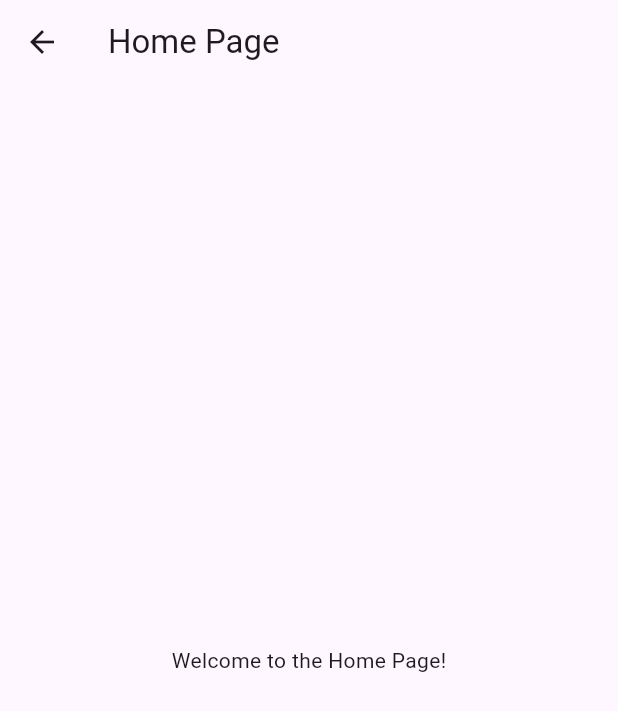
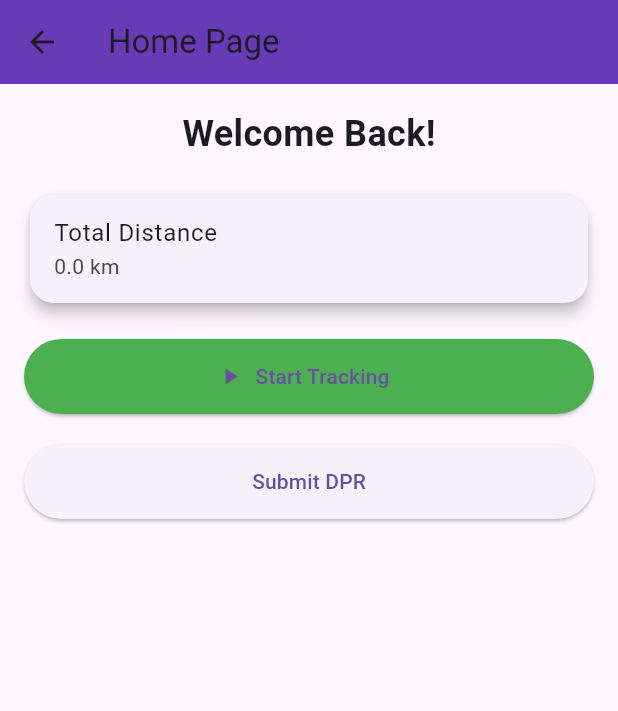
Before and after one commit to venkateshpatil19/Dhanshree-Constro-Solutions, a Flutter app: the HomePage screen opened directly, on a phone screen of 412 x 824 dp. Shown: the top 711 px of the screen. Run offline on Flutter 3.47's test engine with Material 3 defaults, Android fonts, the phone set to English and light mode, and no system bars; our stand-ins replace geolocator, supabase_flutter; accounts and stored records are empty.

Commit message:
Day 8: Final of Day 8

```diff
--- a/lib/home_page.dart
+++ b/lib/home_page.dart
@@ -1,16 +1,73 @@
 import 'package:flutter/material.dart';
+import 'package:location_module/location_service_controller.dart';
 
-class HomePage extends StatelessWidget {
+class HomePage extends StatefulWidget {
   const HomePage({super.key});
+
+  @override
+  State<HomePage> createState() => _HomePageState();
+}
+
+class _HomePageState extends State<HomePage> {
+  bool isTracking = false;
+  final LocationServiceController _locationService = LocationServiceController();
+
+  void _toggleTracking() {
+    setState(() {
+      isTracking = !isTracking;
+    });
+
+    if (isTracking) {
+      _locationService.startTracking();
+    } else {
+      _locationService.stopTracking();
+    }
+  }
 
   @override
   Widget build(BuildContext context) {
     return Scaffold(
       appBar: AppBar(
-        title: const Text('Home Page'),
+        title: const Text("Home Page"),
+        backgroundColor: Colors.deepPurple,
       ),
-      body: const Center(
-        child: Text('Welcome to the Home Page!'),
+      body: Padding(
+        padding: const EdgeInsets.all(16.0),
+        child: Column(
+          children: [
+            const Text(
+              "Welcome Back!",
+              style: TextStyle(fontSize: 24, fontWeight: FontWeight.bold),
+            ),
+            const SizedBox(height: 20),
+            Card(
+              shape: RoundedRectangleBorder(borderRadius: BorderRadius.circular(16)),
+              elevation: 4,
+              child: ListTile(
+                title: const Text("Total Distance"),
+                subtitle: const Text("0.0 km"), // Placeholder for now
+              ),
+            ),
+            const SizedBox(height: 20),
+            ElevatedButton.icon(
+              onPressed: _toggleTracking,
+              icon: Icon(isTracking ? Icons.stop : Icons.play_arrow),
+              label: Text(isTracking ? "Stop Tracking" : "Start Tracking"),
+              style: ElevatedButton.styleFrom(
+                backgroundColor: isTracking ? Colors.red : Colors.green,
+                minimumSize: const Size.fromHeight(50),
+              ),
+            ),
+            const SizedBox(height: 20),
+            ElevatedButton(
+              onPressed: () {
+                // Link to DPR
+              },
+              child: const Text("Submit DPR"),
+              style: ElevatedButton.styleFrom(minimumSize: const Size.fromHeight(50)),
+            ),
+          ],
+        ),
       ),
     );
   }
--- a/lib/sign_up_page.dart
+++ b/lib/sign_up_page.dart
@@ -40,7 +40,7 @@ class _SignUpPageState extends State<SignUpPage> {
         if (mounted) {
           Navigator.pushReplacement(
             context,
-            // MaterialPageRoute(builder: (_) => const VerifyEmailPage()),
+            MaterialPageRoute(builder: (_) => const VerifyEmailPage()),
           );
         }
       }
```
Also changed, not shown: lib/location_service_controller.dart (added, +30 -0 lines), 1 other file.
